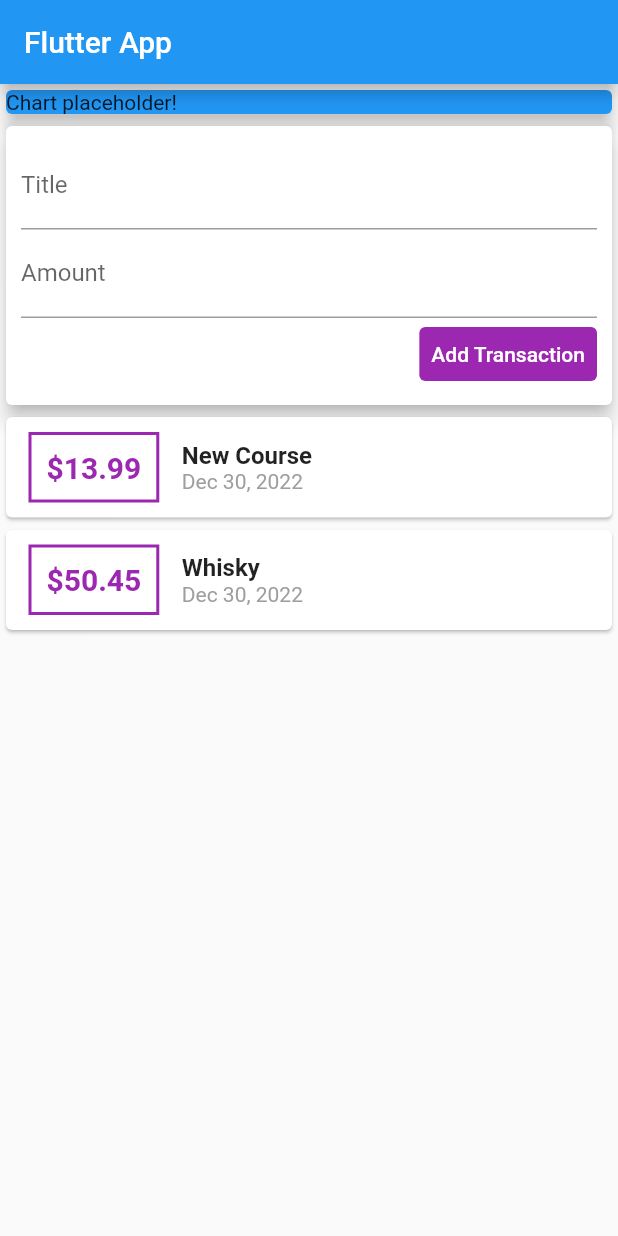
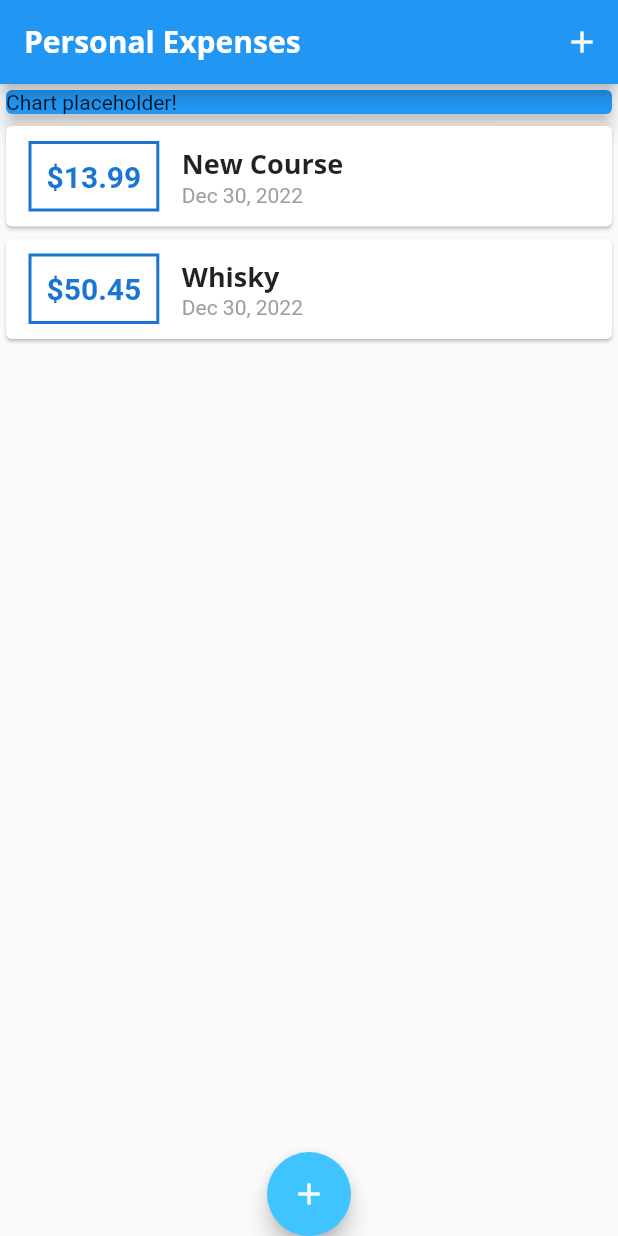
Before and after one commit to nrtonchev/expense_planner, a Flutter app: the screen it shows after launch, on a phone screen of 412 x 824 dp. Run offline on Flutter 3.47's test engine with Material 2 defaults, Android fonts, the phone set to English and light mode, and no system bars.

Commit message:
Small refactor Set usage of global font and themes

```diff
--- a/expense_planner/lib/main.dart
+++ b/expense_planner/lib/main.dart
@@ -1,6 +1,8 @@
 import 'package:flutter/material.dart';
 
-import './widgets/user_transaction.dart';
+import './widgets/transaction_list.dart';
+import './widgets/new_transaction.dart';
+import './models/transaction.dart';
 
 void main() => runApp(MyApp());
 
@@ -8,23 +10,86 @@ class MyApp extends StatelessWidget {
   @override
   Widget build(BuildContext context) {
     return MaterialApp(
-      title: 'Flutter App',
+      title: 'Personal Expenses',
+      theme: ThemeData(
+          textTheme: ThemeData.light().textTheme.copyWith(
+              headline6: TextStyle(
+                  fontFamily: 'OpenSans',
+                  fontSize: 18,
+                  fontWeight: FontWeight.bold)),
+          fontFamily: 'Quicksand',
+          appBarTheme: AppBarTheme(
+              titleTextStyle: TextStyle(
+                  fontFamily: 'OpenSans',
+                  fontSize: 20,
+                  fontWeight: FontWeight.bold)),
+          colorScheme: ColorScheme.fromSwatch(
+            primarySwatch: Colors.blue,
+          ).copyWith(secondary: Colors.lightBlueAccent)),
       home: MyHomePage(),
     );
   }
 }
 
-class MyHomePage extends StatelessWidget {
+class MyHomePage extends StatefulWidget {
+  @override
+  State<MyHomePage> createState() => _MyHomePageState();
+}
+
+class _MyHomePageState extends State<MyHomePage> {
+  final List<Transaction> _userTransactions = [
+    Transaction(
+        id: 't1',
+        title: 'New Course',
+        amount: 13.99,
+        dateOfTransaction: DateTime.now()),
+    Transaction(
+        id: 't2',
+        title: 'Whisky',
+        amount: 50.45,
+        dateOfTransaction: DateTime.now())
+  ];
+
+  void _startAddNewTransaction(BuildContext ctx) {
+    showModalBottomSheet(
+        context: ctx,
+        builder: (bCtx) {
+          return GestureDetector(
+            child: NewTransaction(_addNewTransaction),
+            onTap: () {},
+            behavior: HitTestBehavior.opaque,
+          );
+        });
+  }
+
+  void _addNewTransaction(String txTitle, double txAmount) {
+    final newTx = Transaction(
+        id: 't' + (_userTransactions.length + 1).toString(),
+        title: txTitle,
+        amount: txAmount,
+        dateOfTransaction: DateTime.now());
+    setState(() {
+      _userTransactions.add(newTx);
+    });
+  }
+
   @override
   Widget build(BuildContext context) {
     return Scaffold(
       appBar: AppBar(
-        title: Text('Flutter App'),
+        title: Text('Personal Expenses'),
+        actions: [
+          IconButton(
+              onPressed: () => _startAddNewTransaction(context),
+              icon: Icon(
+                Icons.add,
+              ))
+        ],
       ),
       body: SingleChildScrollView(
         child: Column(
           crossAxisAlignment: CrossAxisAlignment.stretch,
-          children: <Widget>[
+          children: [
             Container(
               width: double.infinity,
               child: Card(
@@ -33,9 +98,14 @@ class MyHomePage extends StatelessWidget {
                 elevation: 5,
               ),
             ),
-            UserTransactions()
+            TransactionList(_userTransactions)
           ],
         ),
+      ),
+      floatingActionButtonLocation: FloatingActionButtonLocation.centerDocked,
+      floatingActionButton: FloatingActionButton(
+        child: Icon(Icons.add),
+        onPressed: () => _startAddNewTransaction(context),
       ),
     );
   }
--- a/expense_planner/lib/widgets/transaction_list.dart
+++ b/expense_planner/lib/widgets/transaction_list.dart
@@ -21,7 +21,7 @@ class TransactionList extends StatelessWidget {
                 margin: EdgeInsets.symmetric(horizontal: 15, vertical: 10),
                 decoration: BoxDecoration(
                     border: Border.all(
-                  color: Colors.purple,
+                  color: Theme.of(context).primaryColorDark,
                   width: 2,
                 )),
                 padding: EdgeInsets.all(10),
@@ -30,14 +30,14 @@ class TransactionList extends StatelessWidget {
                   style: TextStyle(
                       fontWeight: FontWeight.bold,
                       fontSize: 20,
-                      color: Colors.purple),
+                      color: Theme.of(context).primaryColorDark),
                 ),
               ),
               Column(
                 children: <Widget>[
                   Text(
                     transactions[index].title,
-                    style: TextStyle(fontWeight: FontWeight.bold, fontSize: 16),
+                    style: Theme.of(context).textTheme.headline6,
                   ),
                   Text(
                     DateFormat.yMMMd()
--- a/expense_planner/lib/widgets/user_transaction.dart
+++ /dev/null
@@ -1,48 +0,0 @@
-import 'package:flutter/material.dart';
-
-import 'new_transaction.dart';
-import 'transaction_list.dart';
-import '../models/transaction.dart';
-
-class UserTransactions extends StatefulWidget {
-  @override
-  State<UserTransactions> createState() => _UserTransactionsState();
-}
-
-class _UserTransactionsState extends State<UserTransactions> {
-  final List<Transaction> _userTransactions = [
-    Transaction(
-        id: 't1',
-        title: 'New Course',
-        amount: 13.99,
-        dateOfTransaction: DateTime.now()),
-    Transaction(
-        id: 't2',
-        title: 'Whisky',
-        amount: 50.45,
-        dateOfTransaction: DateTime.now())
-  ];
-
-  void _addNewTransaction(String txTitle, double txAmount) {
-    final newTx = Transaction(
-        id: 't' + (_userTransactions.length + 1).toString(),
-        title: txTitle,
-        amount: txAmount,
-        dateOfTransaction: DateTime.now());
-    setState(() {
-      _userTransactions.add(newTx);
-    });
-  }
-
-  @override
-  Widget build(BuildContext context) {
-    return Container(
-      child: Column(
-        children: [
-          NewTransaction(_addNewTransaction),
-          TransactionList(_userTransactions)
-        ],
-      ),
-    );
-  }
-}
```
Also changed, not shown: expense_planner/lib/widgets/new_transaction.dart (+14 -5 lines), expense_planner/pubspec.yaml (+11 -6 lines), expense_planner/assets/fonts/OpenSans-Bold.ttf (added), expense_planner/assets/fonts/OpenSans-Regular.ttf (added), expense_planner/assets/fonts/Quicksand-Bold.ttf (added), expense_planner/assets/fonts/Quicksand-Light.ttf (added), expense_planner/assets/fonts/Quicksand-Medium.ttf (added), expense_planner/assets/fonts/Quicksand-Regular.ttf (added), 1 other file.
